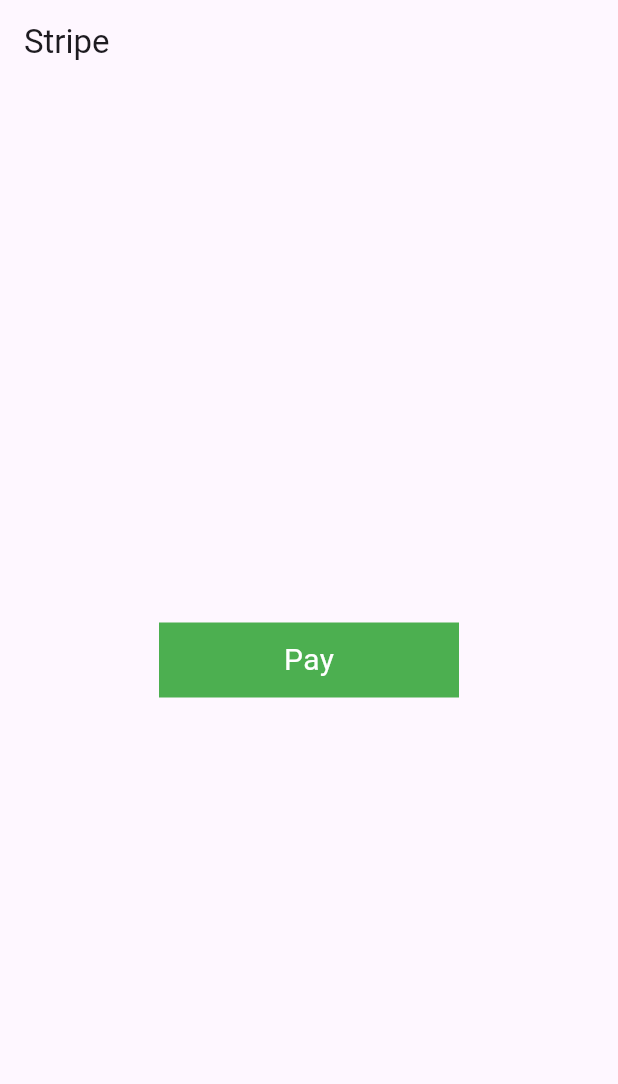
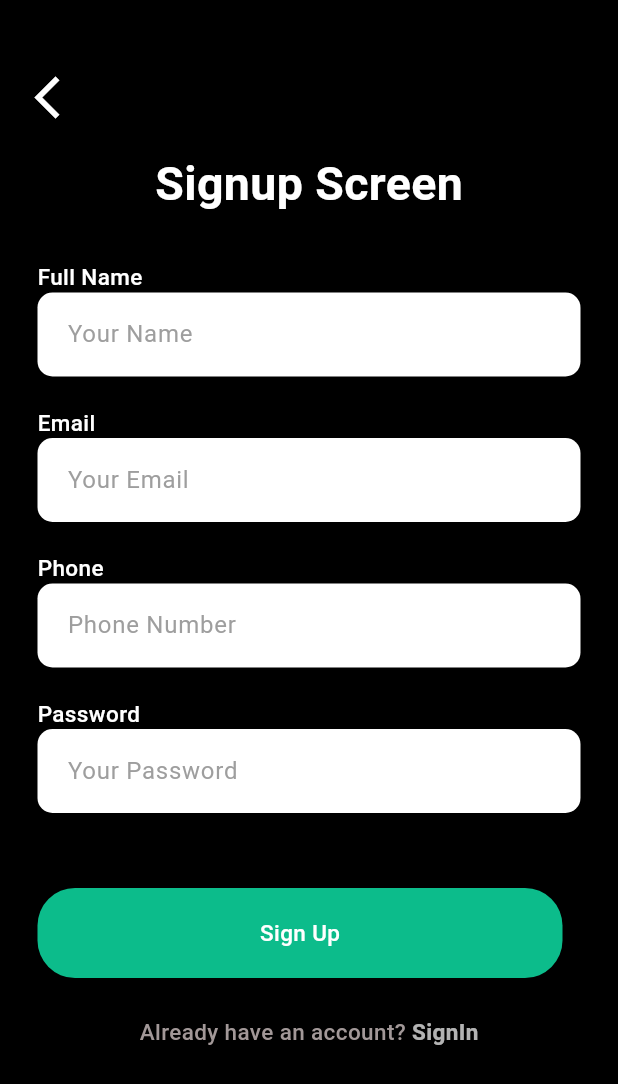
Before and after one commit to bilalahmad8739/payment_integration, a Flutter app: the screen it shows after launch, on a phone screen of 412 x 824 dp. Shown: the top 1084 px of the screen. Run offline on Flutter 3.47's test engine with Material 3 defaults, Android fonts, the phone set to English and light mode, and no system bars; missing offline and left inert: flutter_stripe.

```diff
--- a/lib/main.dart
+++ b/lib/main.dart
@@ -1,6 +1,7 @@
 import 'package:flutter/material.dart';
 import 'package:flutter_stripe/flutter_stripe.dart';
 import 'package:payment_integration/screens/homescreen.dart';
+import 'package:payment_integration/screens/loginscreen.dart';
 
 
 void main() async{
@@ -20,12 +21,14 @@ class MyApp extends StatelessWidget {
   @override
   Widget build(BuildContext context) {
     return MaterialApp(
-      title: 'Payment Integration',
+      debugShowCheckedModeBanner: false
+      ,
+      title: 'Payment Integratio',
       theme: ThemeData(
 
         primarySwatch: Colors.blue,
       ),
-      home:  HomeScreen(),
+      home:  SignUp(),
     );
   }
 }
--- /dev/null
+++ b/lib/screens/loginscreen.dart
@@ -0,0 +1,401 @@
+// import 'package:flutter/material.dart';
+// // import 'package:firebase_auth/firebase_auth.dart';
+
+
+// class LoginPage extends StatefulWidget {
+//   @override
+//   _LoginPageState createState() => _LoginPageState();
+// }
+
+// class _LoginPageState extends State<LoginPage> {
+//   // final FirebaseAuth _auth = FirebaseAuth.instance;
+//   TextEditingController _emailController = TextEditingController();
+//   TextEditingController _passwordController = TextEditingController();
+
+//   Future<void> _login() async {
+//     // Perform login with Firebase
+//     // try {
+//     //   UserCredential userCredential = await _auth.signInWithEmailAndPassword(
+//     //     email: _emailController.text.trim(),
+//     //     password: _passwordController.text,
+//     //   );
+
+//     //   // If login is successful, navigate to home page
+//     //   Navigator.pushReplacement(
+//     //     context,
+//     //     MaterialPageRoute(
+//     //       builder: (context) => HomePage(userCredential.user!.email),
+//     //     ),
+//     //   );
+//     // } catch (e) {
+//     //   // Handle login errors
+//     //   print("Error: $e");
+//     //   // Show an alert dialog or snackbar with the error message
+//     // }
+//   }
+
+//   @override
+//   Widget build(BuildContext context) {
+//     return Scaffold(
+//       appBar: AppBar(
+//         title: Text('Login'),
+//       ),
+//       body: Padding(
+//         padding: const EdgeInsets.all(16.0),
+//         child: Column(
+//           mainAxisAlignment: MainAxisAlignment.center,
+//           children: [
+//             TextField(
+//               controller: _emailController,
+//               decoration: InputDecoration(labelText: 'Email'),
+//             ),
+//             TextField(
+//               controller: _passwordController,
+//               obscureText: true,
+//               decoration: InputDecoration(labelText: 'Password'),
+//             ),
+//             SizedBox(height: 16),
+//             ElevatedButton(
+//               onPressed: _login,
+//               child: Text('Login'),
+//             ),
+//           ],
+//         ),
+//       ),
+//     );
+//   }
+// }
+
+// class HomePage extends StatelessWidget {
+//   final String userEmail;
+
+//   HomePage(this.userEmail);
+
+//   @override
+//   Widget build(BuildContext context) {
+//     return Scaffold(
+//       appBar: AppBar(
+//         title: Text('Home'),
+//       ),
+//       body: Center(
+//         child: Column(
+//           mainAxisAlignment: MainAxisAlignment.center,
+//           children: [
+//             Text('Welcome, $userEmail!'),
+//             // Add other home page content here
+//           ],
+//         ),
+//       ),
+//     );
+//   }
+//
+
+import 'package:flutter/material.dart';
+import 'package:payment_integration/screens/newScreen.dart';
+
+class SignUp extends StatelessWidget {
+  const SignUp({super.key});
+
+  @override
+  Widget build(BuildContext context) {
+    return Scaffold(
+        backgroundColor: Colors.black,
+        body: SingleChildScrollView(
+          child:
+              Column(crossAxisAlignment: CrossAxisAlignment.start, children: [
+            SizedBox(height: 40),
+            Padding(
+              padding: const EdgeInsets.symmetric(horizontal: 15),
+              child: IconButton(
+                onPressed: () {
+                  Navigator.pop(context);
+                },
+                icon: const Icon(
+                  Icons.arrow_back_ios,
+                  size: 34,
+                  color: Colors.white,
+                ),
+              ),
+            ),
+            SizedBox(height: 10),
+            Center(
+              child: Column(
+                children: [
+                  const Text(
+                    'Signup Screen',
+                    style: TextStyle(
+                      fontSize: 31,
+                      color: Color(0xffFFFFFF),
+                      fontWeight: FontWeight.w600,
+                    ),
+                  ),
+
+                  SizedBox(height: 30),
+                  Padding(
+                    padding: const EdgeInsets.symmetric(horizontal: 25),
+                    child: Column(
+                      crossAxisAlignment: CrossAxisAlignment.start,
+                      children: [
+                        const Text(
+                          'Full Name',
+                          style: TextStyle(
+                            fontSize: 15,
+                            color: Colors.white,
+                            fontWeight: FontWeight.w500,
+                          ),
+                        ),
+                        CustomTextField(
+                          hintText: 'Your Name',
+                          controller: TextEditingController(),
+                        ),
+                        SizedBox(height: 20),
+                        const Text(
+                          'Email',
+                          style: TextStyle(
+                            fontSize: 15,
+                            color: Colors.white,
+                            fontWeight: FontWeight.w500,
+                          ),
+                        ),
+                        CustomTextField(
+                          hintText: 'Your Email',
+                          controller: TextEditingController(),
+                        ),
+                        SizedBox(height: 20),
+                        const Text(
+                          'Phone',
+                          style: TextStyle(
+                            fontSize: 15,
+                            color: Colors.white,
+                            fontWeight: FontWeight.w500,
+                          ),
+                        ),
+                        CustomTextField(
+                          hintText: 'Phone Number',
+                          controller: TextEditingController(),
+                        ),
+                        SizedBox(height: 20),
+                        const Text(
+                          'Password',
+                          style: TextStyle(
+                            fontSize: 15,
+                            color: Colors.white,
+                            fontWeight: FontWeight.w500,
+                          ),
+                        ),
+                        CustomTextField(
+                          hintText: 'Your Password',
+                          controller: TextEditingController(),
+                        ),
+                        SizedBox(height: 50),
+                        GestureDetector(
+                          onTap: () {
+                            Navigator.push(
+                                context,
+                                MaterialPageRoute(
+                                    builder: (context) =>
+                                         EmailPassword()));
+                          },
+                          child: Container(
+                            height: 60,
+                            width: 350,
+                            decoration: BoxDecoration(
+                              color: const Color(0xff0CBC8B),
+                              borderRadius: BorderRadius.circular(25),
+                            ),
+                            child: const Center(
+                              child: Text(
+                                'Sign Up',
+                                style: TextStyle(
+                                  fontSize: 15,
+                                  color: Color(0xffFFFFFF),
+                                  fontWeight: FontWeight.w500,
+                                ),
+                              ),
+                            ),
+                          ),
+                        ),
+                        SizedBox(height: 25),
+                        Row(
+                          mainAxisAlignment: MainAxisAlignment.center,
+                          children: [
+                            const Text(
+                              "Already have an account? ",
+                              style: TextStyle(
+                                fontSize: 15,
+                                color: Color(0xffA29898),
+                                fontWeight: FontWeight.w500,
+                              ),
+                            ),
+                            GestureDetector(
+                                onTap: () {
+                                  Navigator.push(
+                                      context,
+                                      MaterialPageRoute(
+                                          builder: (context) =>
+                                              const EmailPassword()));
+                                },
+                                child: const Text(
+                                  'SignIn',
+                                  style: TextStyle(
+                                      fontSize: 15,
+                                      color: Colors.white70,
+                                      fontWeight: FontWeight.w600),
+                                ))
+                          ],
+                        )
+                      ],
+                    ),
+                  ),
+                ],
+              ),
+            )
+          ]),
+        ));
+  }
+}
+
+
+
+class EmailPassword extends StatelessWidget {
+  const EmailPassword({super.key});
+
+  @override
+  Widget build(BuildContext context) {
+    return Scaffold(
+        backgroundColor: Colors.black,
+        body: SingleChildScrollView(
+          child: Column(
+            crossAxisAlignment: CrossAxisAlignment.start,
+            children: [
+            SizedBox(height: 40),
+            Padding(
+              padding: const EdgeInsets.symmetric(horizontal: 15),
+              child: IconButton(
+                onPressed: () {
+                  Navigator.pop(context);
+                },
+                icon: const Icon(
+                  Icons.arrow_back_ios,
+                  size: 34,
+                  color: Colors.white,
+                ),
+              ),
+            ),
+            SizedBox(height: 40),
+            Center(
+              child: Column(
+                children: [
+                  const Text(
+                    'LoginScreen',
+                    style: TextStyle(
+                      fontSize: 31,
+                      color: Color(0xffFFFFFF),
+                      fontWeight: FontWeight.w600,
+                    ),
+                  ),
+
+                  SizedBox(height: 80),
+                  Padding(
+                    padding: const EdgeInsets.symmetric(horizontal: 25),
+                    child: Column(
+                      crossAxisAlignment: CrossAxisAlignment.start,
+                      children: [
+                        const Text(
+                          'Email',
+                          style: TextStyle(
+                            fontSize: 15,
+                            color: Colors.white,
+                            fontWeight: FontWeight.w500,
+                          ),
+                        ),
+                        CustomTextField(
+                          hintText: 'Your Email',
+                          controller: TextEditingController(),
+                        ),
+                        SizedBox(height: 30),
+                        const Text(
+                          'Password',
+                          style: TextStyle(
+                            fontSize: 15,
+                            color: Colors.white,
+                            fontWeight: FontWeight.w500,
+                          ),
+                        ),
+                        CustomTextField(
+                          hintText: 'Your Password',
+                          controller: TextEditingController(),
+                        ),
+
+
+                        SizedBox(height: 30,),
+                        GestureDetector(
+                          onTap: () {
+                            Navigator.push(
+                                context,
+                                MaterialPageRoute(
+                                    builder: (context) =>  NewScreen()));
+                          },
+                          child: Container(
+                            height: 60,
+                            width: 350,
+                            decoration: BoxDecoration(
+                              color: const Color(0xff0CBC8B),
+                              borderRadius: BorderRadius.circular(25),
+                            ),
+                            child: const Center(
+                              child: Text(
+                                'Log in',
+                                style: TextStyle(
+                                  fontSize: 15,
+                                  color: Color(0xffFFFFFF),
+                                  fontWeight: FontWeight.w500,
+                                ),
+                              ),
+                            ),
+                          ),
+                        ),
+                      ],
+                    ),
+                  ),
+                ],
+              ),
+            )
+          ]),
+        ));
+  }
+}
+
+
+
+class CustomTextField extends StatelessWidget {
+  final String hintText;
+  final TextEditingController controller;
+  final TextInputType keyboardType;
+
+  const CustomTextField({super.key,
+    required this.hintText,
+    required this.controller,
+    this.keyboardType = TextInputType.text,
+  });
+
+  @override
+  Widget build(BuildContext context) {
+    return TextFormField(
+      controller: controller,
+      keyboardType: keyboardType,
+      style: const TextStyle(color: Colors.black), // Text color
+      decoration: InputDecoration(
+        filled: true,
+        fillColor: Colors.white, // Background color
+        hintText: hintText,
+        hintStyle: const TextStyle(color: Colors.grey), // Hint text color
+        border: OutlineInputBorder(
+          borderSide: BorderSide.none, // Remove border
+          borderRadius: BorderRadius.circular(10.0),
+        ),
+        contentPadding: const EdgeInsets.all(16.0),
+      ),
+    );
+  }
+}
```
Also changed, not shown: lib/screens/newScreen.dart (added, +25 -0 lines).
